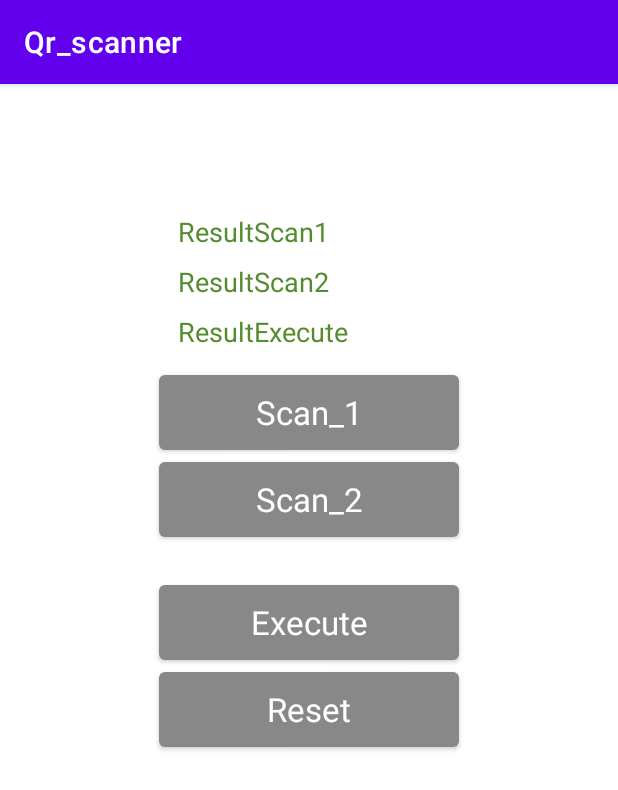
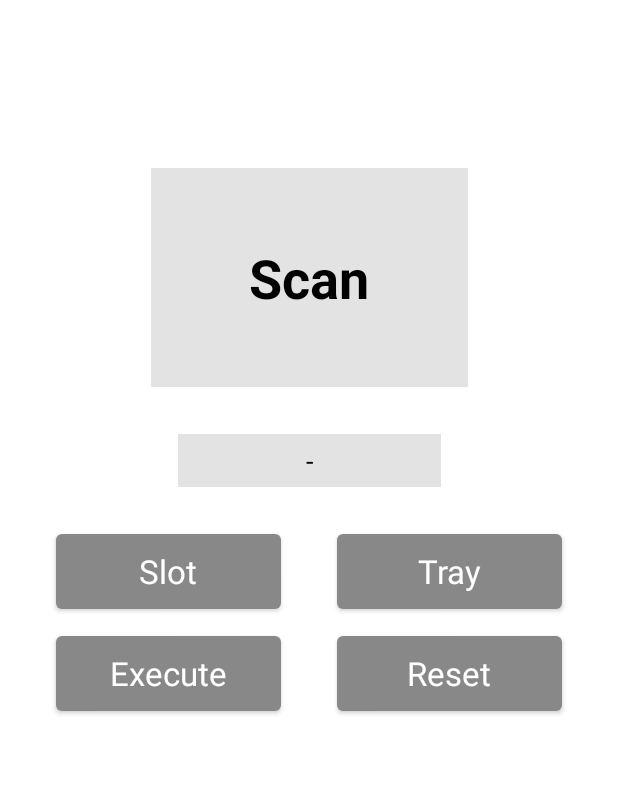
Before and after one commit to teerawat-kruelit/bip-barcode-scanner, an Android app: the screen it shows after launch (MainActivity), after a tap on "Reset", on a phone screen of 412 x 824 dp. Shown: the top 790 px of the screen. Run offline under Robolectric (Android 15) with nearby library versions, the phone set to English and light mode, and no system bars; libraries missing offline, so code that uses them is left out: com.google.zxing.integration; 1 statement that could not run was skipped; 3 other taps on this screen came first.

Commit message:
update ui

```diff
--- a/app/src/main/java/bip/qr_scanner/MainActivity.kt
+++ b/app/src/main/java/bip/qr_scanner/MainActivity.kt
@@ -1,10 +1,9 @@
 package bip.qr_scanner
 
-import android.R.attr
 import android.app.Activity
 import android.content.Intent
+import android.graphics.Color
 import android.os.Bundle
-import android.util.Log
 import android.widget.Button
 import android.widget.TextView
 import android.widget.Toast
@@ -14,8 +13,8 @@ import com.google.zxing.integration.android.IntentIntegrator
 
 class MainActivity : AppCompatActivity() {
     var currScan: Int = 0
-    var resultScan1: String = "";
-    var resultScan2: String = "";
+    var resultScanSlot: String = "";
+    var resultScanTray: String = "";
 
     override fun onCreate(savedInstanceState: Bundle?) {
         super.onCreate(savedInstanceState)
@@ -23,51 +22,50 @@ class MainActivity : AppCompatActivity() {
 
         val scanner = IntentIntegrator(this);
 
-        val txtScan1 = findViewById<TextView>(R.id.txtResultScan1);
-        val txtScan2 = findViewById<TextView>(R.id.txtResultScan2);
-        val txtExecute = findViewById<TextView>(R.id.txtResultExecute);
+        val txtScan = findViewById<TextView>(R.id.txtScanSlot);
+        val txtExecute = findViewById<TextView>(R.id.txtExecute);
 
-        val btnScan1 = findViewById<Button>(R.id.btnScan1);
-        val btnScan2 = findViewById<Button>(R.id.btnScan2);
+        val btnScanSlot = findViewById<Button>(R.id.btnScanSlot);
+        val btnScanTray = findViewById<Button>(R.id.btnScanTray);
         val btnExecute = findViewById<Button>(R.id.btnExecute);
         val btnReset = findViewById<Button>(R.id.btnReset);
 
-        btnScan1.setOnClickListener{
+        btnScanSlot.setOnClickListener{
             scanner.initiateScan();
             currScan = 1
-            Toast.makeText(this, "Scanning on 1", Toast.LENGTH_SHORT).show()
+            Toast.makeText(this, "Scanning Slot", Toast.LENGTH_LONG).show()
         }
 
-        btnScan2.setOnClickListener{
+        btnScanTray.setOnClickListener{
             scanner.initiateScan();
             currScan = 2;
-            Toast.makeText(this, "Scanning on 2", Toast.LENGTH_SHORT).show()
+            Toast.makeText(this, "Scanning Tray", Toast.LENGTH_LONG).show()
         }
 
         btnExecute.setOnClickListener{
             currScan = 0;
-            if(resultScan1.equals("") || resultScan2.equals("")){
-                txtExecute.setText("Some value is null");
-                Toast.makeText(this, "Some value is null", Toast.LENGTH_SHORT).show()
+            if(resultScanSlot.equals("") || resultScanTray.equals("")){
+                Toast.makeText(this, "Some value is null", Toast.LENGTH_LONG).show();
             }else{
-                if(resultScan1.equals(resultScan2)){
-                    txtExecute.setText("Match !");
-                    Toast.makeText(this, "Match !", Toast.LENGTH_SHORT).show()
+                if(resultScanSlot.equals(resultScanTray)){
+                    txtExecute.setText("Unlock");
+                    txtExecute.setTextColor(Color.RED)
                 }else{
-                    txtExecute.setText("Not match !");
-                    Toast.makeText(this, "Not match !", Toast.LENGTH_SHORT).show()
+                    txtExecute.setText("Error");
+                    txtExecute.setTextColor(Color.GREEN)
                 }
             }
         }
 
         btnReset.setOnClickListener{
             currScan = 0;
-            resultScan1 = "";
-            resultScan2 = "";
-            txtScan1.setText("ResultScan1");
-            txtScan2.setText("ResultScan2");
-            txtExecute.setText("ResultExecute");
-            Toast.makeText(this, "Reset Value", Toast.LENGTH_SHORT).show()
+            resultScanSlot = "";
+            resultScanTray = "";
+
+            txtScan.setText("-");
+            txtExecute.setText("Scan");
+            txtExecute.setTextColor(Color.BLACK)
+            Toast.makeText(this, "Reset", Toast.LENGTH_SHORT).show();
         }
     }
 
@@ -77,17 +75,14 @@ class MainActivity : AppCompatActivity() {
             if (result != null) {
                 if (result.contents == null) {
                     currScan = 0;
-
                     Toast.makeText(this, "Result is null", Toast.LENGTH_SHORT).show();
                 } else {
                     if(currScan == 1){
-                        val txtScan1 = findViewById<TextView>(R.id.txtResultScan1);
-                        txtScan1.setText(result.contents)
-                        resultScan1 = result.contents;
+                        val txtScanSlot = findViewById<TextView>(R.id.txtScanSlot);
+                        txtScanSlot.setText(result.contents)
+                        resultScanSlot = result.contents;
                     }else{
-                        val txtScan2 = findViewById<TextView>(R.id.txtResultScan2);
-                        txtScan2.setText(result.contents)
-                        resultScan2 = result.contents;
+                        resultScanTray = result.contents;
                     }
                     Toast.makeText(this, "Result : " + result.contents, Toast.LENGTH_SHORT).show()
                 }
--- a/app/src/main/res/layout/activity_main.xml
+++ b/app/src/main/res/layout/activity_main.xml
@@ -7,94 +7,59 @@
     tools:context=".MainActivity">
 
     <TextView
-        android:id="@+id/txtResultScan1"
-        android:layout_width="175dp"
-        android:layout_height="25dp"
-        android:layout_marginTop="86dp"
-        android:text="ResultScan1"
-        android:textColor="#558B2F"
-        android:textSize="18sp"
+        android:id="@+id/txtExecute"
+        android:layout_width="211dp"
+        android:layout_height="146dp"
+        android:layout_marginTop="112dp"
+        android:background="#E3E3E3"
+        android:gravity="center"
+        android:text="Scan"
+        android:textColor="#000000"
+        android:textSize="36sp"
+        android:textStyle="bold"
         app:layout_constraintEnd_toEndOf="parent"
+        app:layout_constraintHorizontal_bias="0.5"
         app:layout_constraintStart_toStartOf="parent"
         app:layout_constraintTop_toTopOf="parent" />
 
-    <TextView
-        android:id="@+id/txtResultScan2"
-        android:layout_width="175dp"
-        android:layout_height="25dp"
-        android:layout_marginTop="8dp"
-        android:text="ResultScan2"
-        android:textColor="#558B2F"
-        android:textSize="18sp"
-        app:layout_constraintEnd_toEndOf="parent"
-        app:layout_constraintStart_toStartOf="parent"
-        app:layout_constraintTop_toBottomOf="@+id/txtResultScan1" />
-
-    <TextView
-        android:id="@+id/txtResultExecute"
-        android:layout_width="175dp"
-        android:layout_height="25dp"
-        android:layout_marginTop="8dp"
-        android:text="ResultExecute"
-        android:textColor="#558B2F"
-        android:textSize="18sp"
-        app:layout_constraintEnd_toEndOf="parent"
-        app:layout_constraintStart_toStartOf="parent"
-        app:layout_constraintTop_toBottomOf="@+id/txtResultScan2" />
-
     <Button
-        android:id="@+id/btnScan1"
-        android:layout_width="200dp"
+        android:id="@+id/btnScanTray"
+        android:layout_width="150dp"
         android:layout_height="50dp"
-        android:layout_marginTop="16dp"
-        android:clickable="true"
-        android:insetTop="0dp"
-        android:insetBottom="0dp"
-        android:text="Scan_1"
-        android:textAppearance="@style/TextAppearance.AppCompat.Large"
-        app:backgroundTint="#888888"
-        app:layout_constraintEnd_toEndOf="parent"
-        app:layout_constraintStart_toStartOf="parent"
-        app:layout_constraintTop_toBottomOf="@+id/txtResultExecute"
-         />
-
-    <Button
-        android:id="@+id/btnScan2"
-        android:layout_width="200dp"
-        android:layout_height="50dp"
-        android:layout_marginTop="8dp"
+        android:layout_marginTop="31dp"
         android:clickable="true"
         android:focusable="true"
         android:insetTop="0dp"
         android:insetBottom="0dp"
-        android:text="Scan_2"
+        android:text="Tray"
         android:textAppearance="@style/TextAppearance.AppCompat.Large"
         app:backgroundTint="#888888"
         app:layout_constraintEnd_toEndOf="parent"
-        app:layout_constraintStart_toStartOf="parent"
-        app:layout_constraintTop_toBottomOf="@+id/btnScan1"
-        />
+        app:layout_constraintHorizontal_bias="0.5"
+        app:layout_constraintStart_toEndOf="@+id/btnScanSlot"
+        app:layout_constraintTop_toBottomOf="@+id/txtScanSlot" />
 
     <Button
         android:id="@+id/btnExecute"
-        android:layout_width="200dp"
+        android:layout_width="150dp"
         android:layout_height="50dp"
-        android:layout_marginTop="32dp"
+        android:layout_marginTop="18dp"
         android:clickable="true"
         android:insetTop="0dp"
         android:insetBottom="0dp"
         android:text="Execute"
         android:textAppearance="@style/TextAppearance.AppCompat.Large"
         app:backgroundTint="#888888"
-        app:layout_constraintEnd_toEndOf="parent"
+        app:layout_constraintEnd_toStartOf="@+id/btnReset"
+        app:layout_constraintHorizontal_bias="0.5"
         app:layout_constraintStart_toStartOf="parent"
-        app:layout_constraintTop_toBottomOf="@+id/btnScan2" />
+        app:layout_constraintTop_toBottomOf="@+id/btnScanSlot" />
 
     <Button
         android:id="@+id/btnReset"
-        android:layout_width="200dp"
+        android:layout_width="150dp"
         android:layout_height="50dp"
-        android:layout_marginTop="8dp"
+        android:layout_marginTop="18dp"
         android:clickable="true"
         android:insetTop="0dp"
         android:insetBottom="0dp"
@@ -102,7 +67,39 @@
         android:textAppearance="@style/TextAppearance.AppCompat.Large"
         app:backgroundTint="#888888"
         app:layout_constraintEnd_toEndOf="parent"
+        app:layout_constraintHorizontal_bias="0.5"
+        app:layout_constraintStart_toEndOf="@+id/btnExecute"
+        app:layout_constraintTop_toBottomOf="@+id/btnScanTray" />
+
+    <TextView
+        android:id="@+id/txtScanSlot"
+        android:layout_width="175dp"
+        android:layout_height="35dp"
+        android:layout_marginTop="31dp"
+        android:background="#E3E3E3"
+        android:gravity="center"
+        android:text="-"
+        android:textColor="#000000"
+        android:textSize="18sp"
+        app:layout_constraintEnd_toEndOf="parent"
+        app:layout_constraintHorizontal_bias="0.5"
         app:layout_constraintStart_toStartOf="parent"
-        app:layout_constraintTop_toBottomOf="@+id/btnExecute" />
+        app:layout_constraintTop_toBottomOf="@+id/txtExecute" />
+
+    <Button
+        android:id="@+id/btnScanSlot"
+        android:layout_width="150dp"
+        android:layout_height="50dp"
+        android:layout_marginTop="31dp"
+        android:clickable="true"
+        android:insetTop="0dp"
+        android:insetBottom="0dp"
+        android:text="Slot"
+        android:textAppearance="@style/TextAppearance.AppCompat.Large"
+        app:backgroundTint="#888888"
+        app:layout_constraintEnd_toStartOf="@+id/btnScanTray"
+        app:layout_constraintHorizontal_bias="0.5"
+        app:layout_constraintStart_toStartOf="parent"
+        app:layout_constraintTop_toBottomOf="@+id/txtScanSlot" />
 
 </androidx.constraintlayout.widget.ConstraintLayout>
--- a/app/src/main/res/values-night/themes.xml
+++ b/app/src/main/res/values-night/themes.xml
@@ -1,6 +1,6 @@
 <resources xmlns:tools="http://schemas.android.com/tools">
     <!-- Base application theme. -->
-    <style name="Theme.Qr_scanner" parent="Theme.MaterialComponents.DayNight.DarkActionBar">
+    <style name="Theme.Qr_scanner" parent="Theme.MaterialComponents.DayNight.NoActionBar">
         <!-- Primary brand color. -->
         <item name="colorPrimary">@color/purple_200</item>
         <item name="colorPrimaryVariant">@color/purple_700</item>
--- a/app/src/main/res/values/themes.xml
+++ b/app/src/main/res/values/themes.xml
@@ -1,6 +1,6 @@
 <resources xmlns:tools="http://schemas.android.com/tools">
     <!-- Base application theme. -->
-    <style name="Theme.Qr_scanner" parent="Theme.MaterialComponents.DayNight.DarkActionBar">
+    <style name="Theme.Qr_scanner" parent="Theme.MaterialComponents.DayNight.NoActionBar">
         <!-- Primary brand color. -->
         <item name="colorPrimary">@color/purple_500</item>
         <item name="colorPrimaryVariant">@color/purple_700</item>
```
